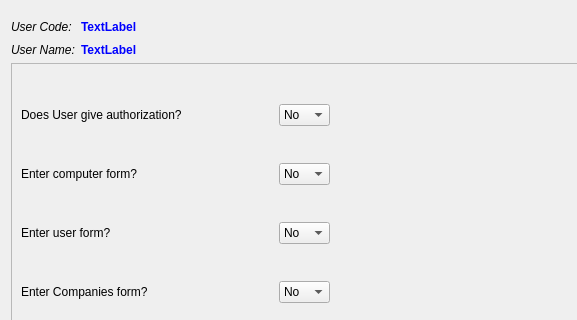
First picture: the form in DESIGNER/designer_yetkilendirme_formu.ui, repository adakteknoloji/FRAMEWORK, before the edit; both pictures show x 0 to 577 and y 0 to 320 of the 918 by 534 pixel window.
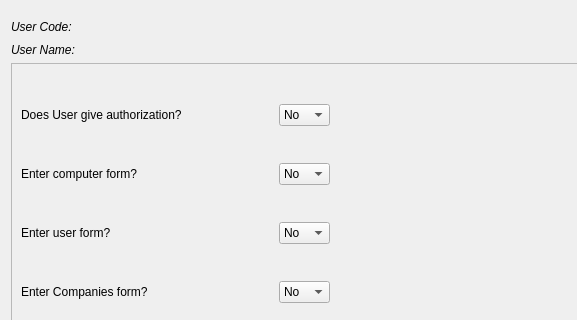
Second picture: the form after the edit.

Commit message: Designer Yetkilendirme Formu çevirisi tamamlandı

Diff of the .ui file:
```diff
--- a/DESIGNER/designer_yetkilendirme_formu.ui
+++ b/DESIGNER/designer_yetkilendirme_formu.ui
@@ -115,7 +115,7 @@
         <string notr="true">color: rgb(0, 0, 255);</string>
        </property>
        <property name="text">
-        <string>TextLabel</string>
+        <string/>
        </property>
       </widget>
      </item>
@@ -137,7 +137,7 @@
         <string notr="true">color: rgb(0, 0, 255);</string>
        </property>
        <property name="text">
-        <string>TextLabel</string>
+        <string/>
        </property>
       </widget>
      </item>
```
